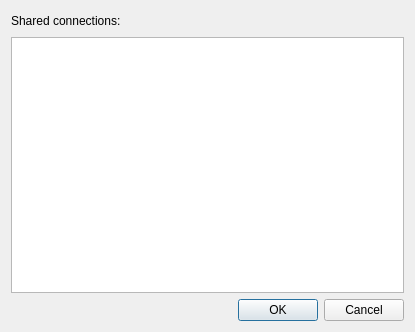
Old version of the form DrawLib/drwNetworkConnectDialog.ui in the repository drouin-simon/Lines.
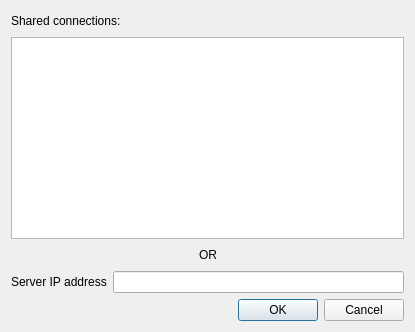
New version of the form.

Commit message: Network: added option to enter address of server manually. Erase: added some feedback to see we are in eraser mode and change brush size.

The edit to the form file:
```diff
--- a/DrawLib/drwNetworkConnectDialog.ui
+++ b/DrawLib/drwNetworkConnectDialog.ui
@@ -71,6 +71,57 @@
      <column/>
     </widget>
    </item>
+   <item>
+    <layout class="QHBoxLayout" name="horizontalLayout_3">
+     <item>
+      <spacer name="horizontalSpacer_3">
+       <property name="orientation">
+        <enum>Qt::Horizontal</enum>
+       </property>
+       <property name="sizeHint" stdset="0">
+        <size>
+         <width>40</width>
+         <height>20</height>
+        </size>
+       </property>
+      </spacer>
+     </item>
+     <item>
+      <widget class="QLabel" name="label_2">
+       <property name="text">
+        <string>OR</string>
+       </property>
+      </widget>
+     </item>
+     <item>
+      <spacer name="horizontalSpacer_4">
+       <property name="orientation">
+        <enum>Qt::Horizontal</enum>
+       </property>
+       <property name="sizeHint" stdset="0">
+        <size>
+         <width>40</width>
+         <height>20</height>
+        </size>
+       </property>
+      </spacer>
+     </item>
+    </layout>
+   </item>
+   <item>
+    <layout class="QHBoxLayout" name="horizontalLayout_4">
+     <item>
+      <widget class="QLabel" name="serverIPLabel">
+       <property name="text">
+        <string>Server IP address</string>
+       </property>
+      </widget>
+     </item>
+     <item>
+      <widget class="QLineEdit" name="serverIPEdit"/>
+     </item>
+    </layout>
+   </item>
    <item>
     <layout class="QHBoxLayout" name="horizontalLayout">
      <item>
```
Left out of the diff: 9 changed lines with no effect on the pictures. The commit also changes 6 other files.
